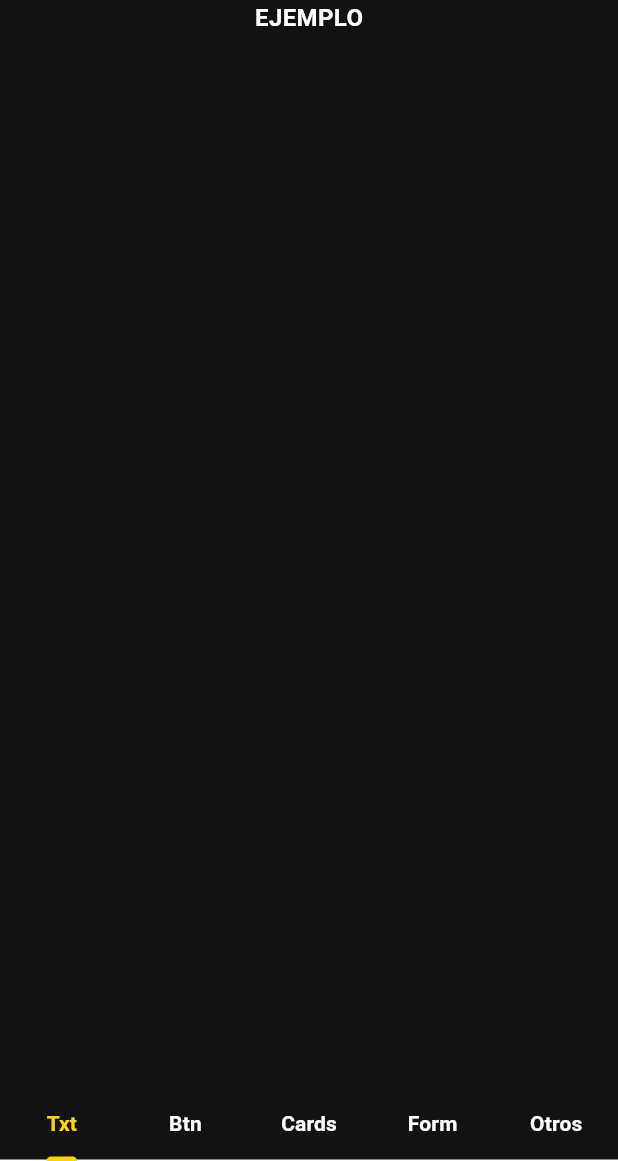
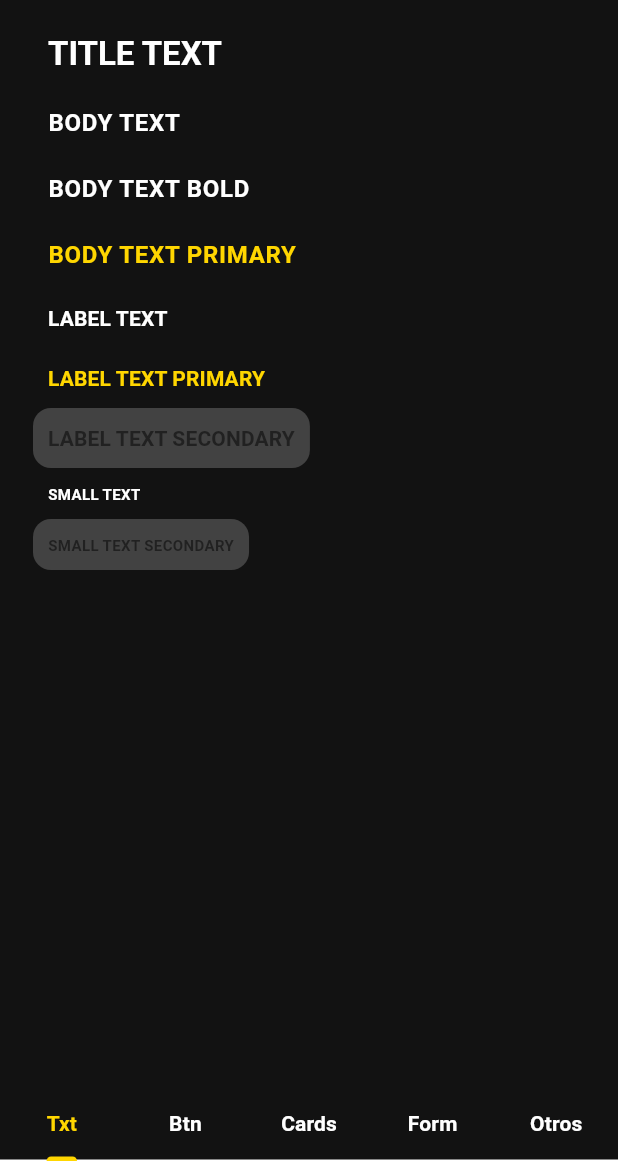
Before and after one commit to Setsu548/App_texi_Front_Fltr_Passenger, a Flutter app: the AppDemoScreen screen opened by its route, on a phone screen of 412 x 824 dp, the part 75-1236 px from its top. Run offline on Flutter 3.47's test engine with Material 3 defaults, Android fonts, the phone set to English and light mode, and no system bars; our stand-ins replace flutter_hooks, go_router; Roboto replaces fonts that are missing (Nexa).

Commit message:
feat: add texts and buttons to demo

```diff
--- a/lib/app/screen/app_demo_screen.dart
+++ b/lib/app/screen/app_demo_screen.dart
@@ -1,3 +1,16 @@
+import 'package:app_texi_passenger/app/widgets/body_text_bold_widget.dart';
+import 'package:app_texi_passenger/app/widgets/body_text_primary_widget.dart';
+import 'package:app_texi_passenger/app/widgets/body_text_widget.dart';
+import 'package:app_texi_passenger/app/widgets/danger_button_widget.dart';
+import 'package:app_texi_passenger/app/widgets/label_text_primary_widget.dart';
+import 'package:app_texi_passenger/app/widgets/label_text_secondary_widget.dart';
+import 'package:app_texi_passenger/app/widgets/label_text_widget.dart';
+import 'package:app_texi_passenger/app/widgets/primary_button_widget.dart';
+import 'package:app_texi_passenger/app/widgets/secondary_button_widget.dart';
+import 'package:app_texi_passenger/app/widgets/small_text_secondary_widget.dart';
+import 'package:app_texi_passenger/app/widgets/small_text_widget.dart';
+import 'package:app_texi_passenger/app/widgets/title_text_widget.dart';
+import 'package:app_texi_passenger/theme/main_theme.dart';
 import 'package:flutter/material.dart';
 import 'package:flutter_hooks/flutter_hooks.dart';
 
@@ -19,7 +32,7 @@ class AppDemoScreen extends HookWidget {
       controller: controller,
       children: const [
         AppDemoTextsView(),
-        Center(child: Text("Botones")),
+        AppDemoBtnsView(),
         Center(child: Text("Tarjetas")),
         Center(child: Text("Formulario")),
         Center(child: Text("Otros")),
@@ -45,10 +58,91 @@ class AppDemoTextsView extends HookWidget {
 
   @override
   Widget build(BuildContext context) {
-    return Column(
-      children: [
-        Text('EJEMPLO')
-      ]
+    return Expanded(
+      child: Container(
+        padding: EdgeInsets.all(12),
+        child: Column(
+          crossAxisAlignment: CrossAxisAlignment.start,
+          children: [
+            Padding(
+              padding: EdgeInsets.all(10),
+              child: TitleText('TITLE TEXT'),
+            ),
+            Padding(
+              padding: EdgeInsets.all(10),
+              child: BodyText('BODY TEXT'),
+            ),
+            Padding(
+              padding: EdgeInsets.all(10),
+              child: BodyTextBold('BODY TEXT BOLD'),
+            ),
+            Padding(
+              padding: EdgeInsets.all(10),
+              child: BodyTextPrimary('BODY TEXT PRIMARY'),
+            ),
+            Padding(
+              padding: EdgeInsets.all(10),
+              child: LabelText('LABEL TEXT'),
+            ),
+            Padding(
+              padding: EdgeInsets.all(10),
+              child: LabelTextPrimary('LABEL TEXT PRIMARY'),
+            ),
+            Container(
+              padding: EdgeInsets.all(10),
+              decoration: BoxDecoration(
+                color: lightColorScheme.secondaryContainer,
+                borderRadius: BorderRadius.circular(12),
+              ),
+              child: LabelTextSecondary('LABEL TEXT SECONDARY'),
+            ),
+            Padding(
+              padding: EdgeInsets.all(10),
+              child: SmallText('SMALL TEXT'),
+            ),
+            Container(
+              padding: EdgeInsets.all(10),
+              decoration: BoxDecoration(
+                color: lightColorScheme.secondaryContainer,
+                borderRadius: BorderRadius.circular(12)
+              ),
+              child: SmallTextSecondary('SMALL TEXT SECONDARY')
+            ),
+          ],
+        ),
+      )
     );
   }
 }
+
+
+class AppDemoBtnsView extends HookWidget {
+  const AppDemoBtnsView({super.key});
+
+  @override
+  Widget build(BuildContext context) {
+    return Expanded(
+      child: Container(
+        padding: EdgeInsets.all(12),
+        child: Column(
+          children: [
+            PrimaryButton(
+              text: 'Primary Button',
+              onPressed: () {}
+            ),
+            SizedBox(height: 10),
+            SecondaryButton(
+              text: 'Secondary Button',
+              onPressed: () {},
+            ),
+            SizedBox(height: 10),
+            DangerButton(
+              text: 'Danger Button',
+              onPressed: () {}
+            )
+          ],
+        )
+      )
+    );
+  }
+}
--- /dev/null
+++ b/lib/app/widgets/body_text_bold_widget.dart
@@ -0,0 +1,22 @@
+import 'package:flutter/material.dart';
+
+class BodyTextBold extends StatelessWidget {
+  final String text;
+
+  const BodyTextBold(
+    this.text, {
+    Key? key,
+  }) : super(key: key);
+
+  @override
+  Widget build(BuildContext context) {
+    final baseStyle = Theme.of(context).textTheme.bodyLarge;
+
+    return Text(
+      text,
+      style: baseStyle?.copyWith(
+        fontWeight: FontWeight.w700,
+      ),
+    );
+  }
+}
--- /dev/null
+++ b/lib/app/widgets/body_text_primary_widget.dart
@@ -0,0 +1,24 @@
+import 'package:app_texi_passenger/theme/main_theme.dart';
+import 'package:flutter/material.dart';
+
+class BodyTextPrimary extends StatelessWidget {
+  final String text;
+
+  const BodyTextPrimary(
+    this.text, {
+    Key? key,
+  }) : super(key: key);
+
+  @override
+  Widget build(BuildContext context) {
+    final baseStyle = Theme.of(context).textTheme.bodyLarge;
+
+    return Text(
+      text,
+      style: baseStyle?.copyWith(
+        fontWeight: FontWeight.w700,
+        color: lightColorScheme.primary
+      ),
+    );
+  }
+}
--- /dev/null
+++ b/lib/app/widgets/body_text_widget.dart
@@ -0,0 +1,18 @@
+import 'package:flutter/material.dart';
+
+class BodyText extends StatelessWidget {
+  final String text;
+
+  const BodyText(
+    this.text, {
+    Key? key,
+  }) : super(key: key);
+
+  @override
+  Widget build(BuildContext context) {
+    return Text(
+      text,
+      style: Theme.of(context).textTheme.bodyLarge
+    );
+  }
+}
--- /dev/null
+++ b/lib/app/widgets/label_text_primary_widget.dart
@@ -0,0 +1,23 @@
+import 'package:app_texi_passenger/theme/main_theme.dart';
+import 'package:flutter/material.dart';
+
+class LabelTextPrimary extends StatelessWidget {
+  final String text;
+
+  const LabelTextPrimary(
+    this.text, {
+    Key? key,
+  }) : super(key: key);
+
+  @override
+  Widget build(BuildContext context) {
+    final baseStyle = Theme.of(context).textTheme.labelLarge;
+
+    return Text(
+      text,
+      style: baseStyle?.copyWith(
+        color: lightColorScheme.primary,
+      ),
+    );
+  }
+}
--- /dev/null
+++ b/lib/app/widgets/label_text_secondary_widget.dart
@@ -0,0 +1,23 @@
+import 'package:app_texi_passenger/theme/main_theme.dart';
+import 'package:flutter/material.dart';
+
+class LabelTextSecondary extends StatelessWidget {
+  final String text;
+
+  const LabelTextSecondary(
+    this.text, {
+    Key? key,
+  }) : super(key: key);
+
+  @override
+  Widget build(BuildContext context) {
+    final baseStyle = Theme.of(context).textTheme.labelLarge;
+
+    return Text(
+      text,
+      style: baseStyle?.copyWith(
+        color: lightColorScheme.secondary,
+      ),
+    );
+  }
+}
--- /dev/null
+++ b/lib/app/widgets/label_text_widget.dart
@@ -0,0 +1,18 @@
+import 'package:flutter/material.dart';
+
+class LabelText extends StatelessWidget {
+  final String text;
+
+  const LabelText(
+    this.text, {
+    Key? key,
+  }) : super(key: key);
+
+  @override
+  Widget build(BuildContext context) {
+    return Text(
+      text,
+      style: Theme.of(context).textTheme.labelLarge
+    );
+  }
+}
--- /dev/null
+++ b/lib/app/widgets/small_text_secondary_widget.dart
@@ -0,0 +1,22 @@
+import 'package:app_texi_passenger/theme/main_theme.dart';
+import 'package:flutter/material.dart';
+
+class SmallTextSecondary extends StatelessWidget {
+  final String text;
+
+  const SmallTextSecondary(
+    this.text, {
+    Key? key,
+  }) : super(key: key);
+
+  @override
+  Widget build(BuildContext context) {
+    return Text(
+      text,
+      style: TextStyle(
+        fontSize: 10,
+        color: lightColorScheme.secondary
+      )
+    );
+  }
+}
--- /dev/null
+++ b/lib/app/widgets/small_text_widget.dart
@@ -0,0 +1,20 @@
+import 'package:flutter/material.dart';
+
+class SmallText extends StatelessWidget {
+  final String text;
+
+  const SmallText(
+    this.text, {
+    Key? key,
+  }) : super(key: key);
+
+  @override
+  Widget build(BuildContext context) {
+    return Text(
+      text,
+      style: TextStyle(
+        fontSize: 10
+      )
+    );
+  }
+}
--- /dev/null
+++ b/lib/app/widgets/title_text_widget.dart
@@ -0,0 +1,18 @@
+import 'package:flutter/material.dart';
+
+class TitleText extends StatelessWidget {
+  final String text;
+
+  const TitleText(
+    this.text, {
+    Key? key,
+  }) : super(key: key);
+
+  @override
+  Widget build(BuildContext context) {
+    return Text(
+      text,
+      style: Theme.of(context).textTheme.titleLarge
+    );
+  }
+}
--- a/lib/theme/main_theme.dart
+++ b/lib/theme/main_theme.dart
@@ -20,7 +20,7 @@ const lightColorScheme = ColorScheme(
   surface: Color(0xFF121212), // Superficies
   onSurface: Color(0xFFFFFFFF),
   outline: Color(0xFF424242), // Bordes grises
-  surfaceVariant: Color(0xFF2C2C2C),
+  surfaceVariant: Color.fromARGB(255, 247, 96, 3),
   surfaceTint: Color(0xFFFFFFFF), // Texto blanco
 );
 
@@ -74,21 +74,18 @@ class MainTheme {
       // ),
       elevatedButtonTheme: ElevatedButtonThemeData(
         style: ButtonStyle(
+          foregroundColor: MaterialStateProperty.all(lightColorScheme.surface),
           elevation: const MaterialStatePropertyAll(5),
           surfaceTintColor: const MaterialStatePropertyAll(Colors.transparent),
-          backgroundColor: MaterialStateProperty.all(lightColorScheme.surface),
+          backgroundColor: MaterialStateProperty.all(lightColorScheme.primary),
           textStyle: MaterialStatePropertyAll(theme.textTheme.titleMedium),
           shape: MaterialStateProperty.all(
             RoundedRectangleBorder(
-              borderRadius: const BorderRadius.all(Radius.circular(12)),
-              side: BorderSide(
-                color: lightColorScheme.outline,
-                width: 2,
-              ),
+              borderRadius: const BorderRadius.all(Radius.circular(25)),
             ),
           ),
           minimumSize: const MaterialStatePropertyAll(Size.zero),
-          padding: const MaterialStatePropertyAll(EdgeInsets.symmetric(vertical: 10.0, horizontal: 20.0)),
+          padding: const MaterialStatePropertyAll(EdgeInsets.symmetric(vertical: 15.0, horizontal: 20.0)),
         ),
       ),
       filledButtonTheme: FilledButtonThemeData(
```
Also changed, not shown: lib/app/widgets/danger_button_widget.dart (added, +40 -0 lines), lib/app/widgets/primary_button_widget.dart (added, +23 -0 lines), lib/app/widgets/secondary_button_widget.dart (added, +40 -0 lines).
